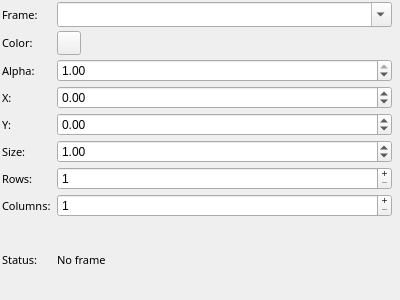
First picture: the form in mapviz_plugins/src/grid_config.ui, repository swri-robotics/mapviz, before the edit.
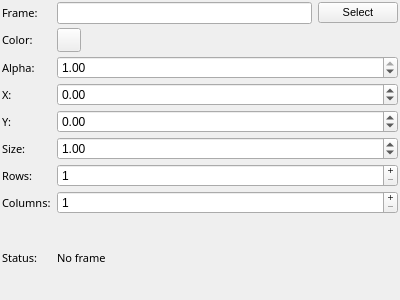
Second picture: the form after the edit. Custom widgets are drawn as their Qt base class.

Commit message: This commit adds a class called SelectFrameDialog that plugins can use to present the user with a dialog to choose a TF frame. The dialog sorts the frames by name and provides an edit box that the user can use to filter the frames to a specific substring.

```diff
--- a/mapviz_plugins/src/grid_config.ui
+++ b/mapviz_plugins/src/grid_config.ui
@@ -16,7 +16,7 @@
   <property name="styleSheet">
    <string notr="true"/>
   </property>
-  <layout class="QGridLayout" name="gridLayout">
+  <layout class="QGridLayout" name="gridLayout" columnstretch="0,1,0">
    <property name="verticalSpacing">
     <number>4</number>
    </property>
@@ -94,31 +94,6 @@
      </property>
     </widget>
    </item>
-   <item row="6" column="1">
-    <widget class="QDoubleSpinBox" name="y">
-     <property name="sizePolicy">
-      <sizepolicy hsizetype="Preferred" vsizetype="Fixed">
-       <horstretch>0</horstretch>
-       <verstretch>0</verstretch>
-      </sizepolicy>
-     </property>
-     <property name="buttonSymbols">
-      <enum>QAbstractSpinBox::UpDownArrows</enum>
-     </property>
-     <property name="suffix">
-      <string/>
-     </property>
-     <property name="minimum">
-      <double>-999999999.000000000000000</double>
-     </property>
-     <property name="maximum">
-      <double>999999999.000000000000000</double>
-     </property>
-     <property name="value">
-      <double>0.000000000000000</double>
-     </property>
-    </widget>
-   </item>
    <item row="7" column="0">
     <widget class="QLabel" name="label_6">
      <property name="font">
@@ -164,44 +139,6 @@
      </property>
     </widget>
    </item>
-   <item row="5" column="1">
-    <widget class="QDoubleSpinBox" name="x">
-     <property name="sizePolicy">
-      <sizepolicy hsizetype="Preferred" vsizetype="Fixed">
-       <horstretch>0</horstretch>
-       <verstretch>0</verstretch>
-      </sizepolicy>
-     </property>
-     <property name="buttonSymbols">
-      <enum>QAbstractSpinBox::UpDownArrows</enum>
-     </property>
-     <property name="suffix">
-      <string/>
-     </property>
-     <property name="minimum">
-      <double>-999999999.000000000000000</double>
-     </property>
-     <property name="maximum">
-      <double>999999999.000000000000000</double>
-     </property>
-     <property name="value">
-      <double>0.000000000000000</double>
-     </property>
-    </widget>
-   </item>
-   <item row="7" column="1">
-    <widget class="QDoubleSpinBox" name="size">
-     <property name="buttonSymbols">
-      <enum>QAbstractSpinBox::UpDownArrows</enum>
-     </property>
-     <property name="maximum">
-      <double>999999999.000000000000000</double>
-     </property>
-     <property name="value">
-      <double>1.000000000000000</double>
-     </property>
-    </widget>
-   </item>
    <item row="8" column="0">
     <widget class="QLabel" name="label_7">
      <property name="font">
@@ -215,19 +152,6 @@
      </property>
     </widget>
    </item>
-   <item row="8" column="1">
-    <widget class="QSpinBox" name="rows">
-     <property name="buttonSymbols">
-      <enum>QAbstractSpinBox::PlusMinus</enum>
-     </property>
-     <property name="minimum">
-      <number>1</number>
-     </property>
-     <property name="maximum">
-      <number>10000</number>
-     </property>
-    </widget>
-   </item>
    <item row="9" column="0">
     <widget class="QLabel" name="label_8">
      <property name="font">
@@ -241,47 +165,6 @@
      </property>
     </widget>
    </item>
-   <item row="9" column="1">
-    <widget class="QSpinBox" name="columns">
-     <property name="buttonSymbols">
-      <enum>QAbstractSpinBox::PlusMinus</enum>
-     </property>
-     <property name="minimum">
-      <number>1</number>
-     </property>
-     <property name="maximum">
-      <number>10000</number>
-     </property>
-     <property name="value">
-      <number>1</number>
-     </property>
-    </widget>
-   </item>
-   <item row="2" column="1">
-    <widget class="QComboBox" name="frame">
-     <property name="sizePolicy">
-      <sizepolicy hsizetype="Expanding" vsizetype="Fixed">
-       <horstretch>0</horstretch>
-       <verstretch>0</verstretch>
-      </sizepolicy>
-     </property>
-     <property name="maximumSize">
-      <size>
-       <width>16777215</width>
-       <height>25</height>
-      </size>
-     </property>
-     <property name="font">
-      <font>
-       <family>Sans Serif</family>
-       <pointsize>9</pointsize>
-      </font>
-     </property>
-     <property name="editable">
-      <bool>true</bool>
-     </property>
-    </widget>
-   </item>
    <item row="4" column="0">
     <widget class="QLabel" name="label_9">
      <property name="font">
@@ -295,7 +178,28 @@
      </property>
     </widget>
    </item>
-   <item row="4" column="1">
+   <item row="2" column="2">
+    <widget class="QPushButton" name="select_frame">
+     <property name="font">
+      <font>
+       <pointsize>8</pointsize>
+      </font>
+     </property>
+     <property name="text">
+      <string>Select</string>
+     </property>
+    </widget>
+   </item>
+   <item row="2" column="1">
+    <widget class="QLineEdit" name="frame">
+     <property name="font">
+      <font>
+       <pointsize>8</pointsize>
+      </font>
+     </property>
+    </widget>
+   </item>
+   <item row="4" column="1" colspan="2">
     <widget class="QDoubleSpinBox" name="alpha">
      <property name="enabled">
       <bool>true</bool>
@@ -311,6 +215,98 @@
      </property>
     </widget>
    </item>
+   <item row="5" column="1" colspan="2">
+    <widget class="QDoubleSpinBox" name="x">
+     <property name="sizePolicy">
+      <sizepolicy hsizetype="Preferred" vsizetype="Fixed">
+       <horstretch>0</horstretch>
+       <verstretch>0</verstretch>
+      </sizepolicy>
+     </property>
+     <property name="buttonSymbols">
+      <enum>QAbstractSpinBox::UpDownArrows</enum>
+     </property>
+     <property name="suffix">
+      <string/>
+     </property>
+     <property name="minimum">
+      <double>-999999999.000000000000000</double>
+     </property>
+     <property name="maximum">
+      <double>999999999.000000000000000</double>
+     </property>
+     <property name="value">
+      <double>0.000000000000000</double>
+     </property>
+    </widget>
+   </item>
+   <item row="6" column="1" colspan="2">
+    <widget class="QDoubleSpinBox" name="y">
+     <property name="sizePolicy">
+      <sizepolicy hsizetype="Preferred" vsizetype="Fixed">
+       <horstretch>0</horstretch>
+       <verstretch>0</verstretch>
+      </sizepolicy>
+     </property>
+     <property name="buttonSymbols">
+      <enum>QAbstractSpinBox::UpDownArrows</enum>
+     </property>
+     <property name="suffix">
+      <string/>
+     </property>
+     <property name="minimum">
+      <double>-999999999.000000000000000</double>
+     </property>
+     <property name="maximum">
+      <double>999999999.000000000000000</double>
+     </property>
+     <property name="value">
+      <double>0.000000000000000</double>
+     </property>
+    </widget>
+   </item>
+   <item row="7" column="1" colspan="2">
+    <widget class="QDoubleSpinBox" name="size">
+     <property name="buttonSymbols">
+      <enum>QAbstractSpinBox::UpDownArrows</enum>
+     </property>
+     <property name="maximum">
+      <double>999999999.000000000000000</double>
+     </property>
+     <property name="value">
+      <double>1.000000000000000</double>
+     </property>
+    </widget>
+   </item>
+   <item row="8" column="1" colspan="2">
+    <widget class="QSpinBox" name="rows">
+     <property name="buttonSymbols">
+      <enum>QAbstractSpinBox::PlusMinus</enum>
+     </property>
+     <property name="minimum">
+      <number>1</number>
+     </property>
+     <property name="maximum">
+      <number>10000</number>
+     </property>
+    </widget>
+   </item>
+   <item row="9" column="1" colspan="2">
+    <widget class="QSpinBox" name="columns">
+     <property name="buttonSymbols">
+      <enum>QAbstractSpinBox::PlusMinus</enum>
+     </property>
+     <property name="minimum">
+      <number>1</number>
+     </property>
+     <property name="maximum">
+      <number>10000</number>
+     </property>
+     <property name="value">
+      <number>1</number>
+     </property>
+    </widget>
+   </item>
   </layout>
  </widget>
  <customwidgets>
```
The commit also changes 7 other files.
